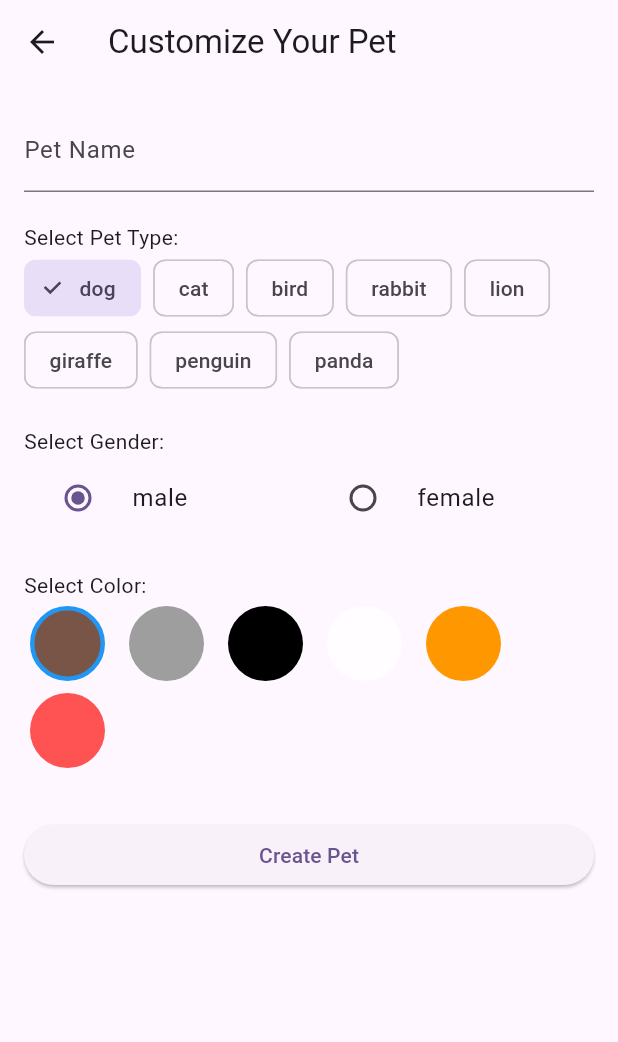
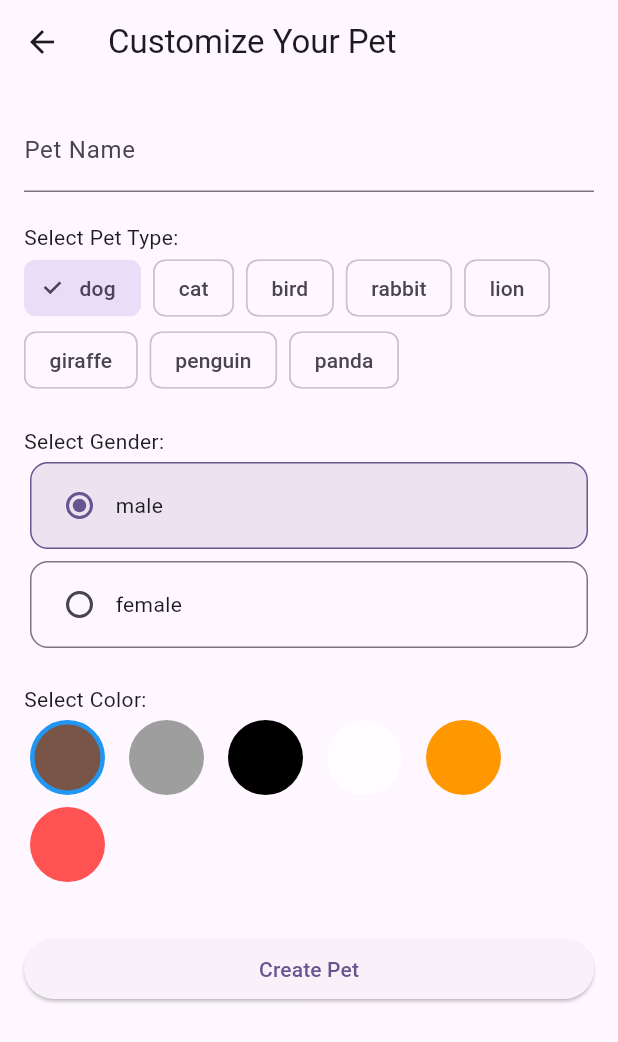
Before and after one commit to ADCarthan88/AI-Pet-Companion, a Flutter app: the PetCustomizationScreen screen opened directly with empty values, on a phone screen of 412 x 824 dp. Shown: the top 1042 px of the screen. Run offline on Flutter 3.47's test engine with Material 3 defaults, Android fonts, the light colour scheme and no system bars; our stand-ins replace audioplayers, rive, shared_preferences; missing offline and left inert: flame; accounts and stored records are empty.

Commit message:
refactor: migrate pet customization gender selection away from deprecated RadioListTile API and remove unused method + unreachable switch defaults

```diff
--- a/lib/screens/habitat_customization_screen.dart
+++ b/lib/screens/habitat_customization_screen.dart
@@ -40,12 +40,6 @@
         _habitat.addItem(item);
       });
     }
-  }
-
-  void _removeItem(HabitatItem item) {
-    setState(() {
-      _habitat.removeItem(item);
-    });
   }
 
   void _addInteractiveElement(String element) {
--- a/lib/screens/pet_customization_screen.dart
+++ b/lib/screens/pet_customization_screen.dart
@@ -59,21 +59,55 @@
             ),
             const SizedBox(height: 20),
             const Text('Select Gender:'),
-            Row(
-              children: PetGender.values.map((gender) {
-                return Expanded(
-                  child: RadioListTile<PetGender>(
-                    title: Text(gender.toString().split('.').last),
-                    value: gender,
-                    groupValue: _selectedGender,
-                    onChanged: (value) {
-                      setState(() {
-                        _selectedGender = value!;
-                      });
-                    },
-                  ),
+            // Replaced deprecated RadioListTile groupValue/onChanged usage
+            // with an explicit RadioGroup-like layout (manual Column + Radios)
+            LayoutBuilder(
+              builder: (context, constraints) {
+                final isWide = constraints.maxWidth > 480;
+                final genderTiles = PetGender.values.map((gender) {
+                  final label = gender.toString().split('.').last;
+                  final selected = _selectedGender == gender;
+                  return InkWell(
+                    onTap: () => setState(() => _selectedGender = gender),
+                    borderRadius: BorderRadius.circular(12),
+                    child: Container(
+                      padding: const EdgeInsets.symmetric(horizontal: 8, vertical: 4),
+                      margin: const EdgeInsets.symmetric(horizontal: 4, vertical: 4),
+                      decoration: BoxDecoration(
+                        color: selected ? Theme.of(context).colorScheme.primary.withValues(alpha: 0.12) : null,
+                        borderRadius: BorderRadius.circular(12),
+                        border: Border.all(
+                          color: selected
+                              ? Theme.of(context).colorScheme.primary
+                              : Theme.of(context).dividerColor,
+                        ),
+                      ),
+                      child: Row(
+                        mainAxisSize: MainAxisSize.min,
+                        children: [
+                          Radio<PetGender>(
+                            value: gender,
+                            groupValue: _selectedGender,
+                            onChanged: (value) => setState(() => _selectedGender = value!),
+                          ),
+                          Text(label),
+                        ],
+                      ),
+                    ),
+                  );
+                }).toList();
+                if (isWide) {
+                  return Row(
+                    children: genderTiles
+                        .map((w) => Expanded(child: w))
+                        .toList(),
+                  );
+                }
+                return Column(
+                  crossAxisAlignment: CrossAxisAlignment.stretch,
+                  children: genderTiles,
                 );
-              }).toList(),
+              },
             ),
             const SizedBox(height: 20),
             const Text('Select Color:'),
```
Also changed, not shown: lib/services/pet_behavior_service.dart (+8 -18 lines).
